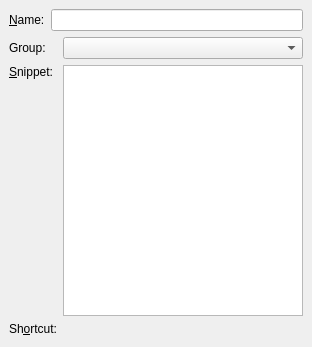
Old version of the form mailcommon/snippetdialog.ui in the repository chusopr/kdepim-ktimetracker-akonadi.
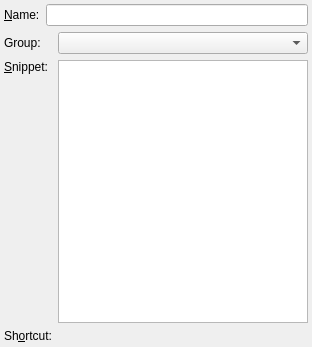
New version of the form. Custom widgets are drawn as their Qt base class.

The edit to the form file:
```diff
--- a/mailcommon/snippetdialog.ui
+++ b/mailcommon/snippetdialog.ui
@@ -11,14 +11,8 @@
    </rect>
   </property>
   <layout class="QVBoxLayout" name="verticalLayout">
-   <property name="leftMargin">
-    <number>9</number>
-   </property>
-   <property name="topMargin">
-    <number>9</number>
-   </property>
-   <property name="rightMargin">
-    <number>9</number>
+   <property name="margin">
+    <number>4</number>
    </property>
    <item>
     <layout class="QFormLayout" name="formLayout_2">
@@ -119,16 +113,16 @@
    <extends>QWidget</extends>
    <header>kkeysequencewidget.h</header>
   </customwidget>
-  <customwidget>
-   <class>KLineEdit</class>
-   <extends>QLineEdit</extends>
-   <header>klineedit.h</header>
-  </customwidget>
   <customwidget>
    <class>KComboBox</class>
    <extends>QComboBox</extends>
    <header>kcombobox.h</header>
   </customwidget>
+  <customwidget>
+   <class>KLineEdit</class>
+   <extends>QLineEdit</extends>
+   <header>klineedit.h</header>
+  </customwidget>
   <customwidget>
    <class>KTextEdit</class>
    <extends>QTextEdit</extends>
```
